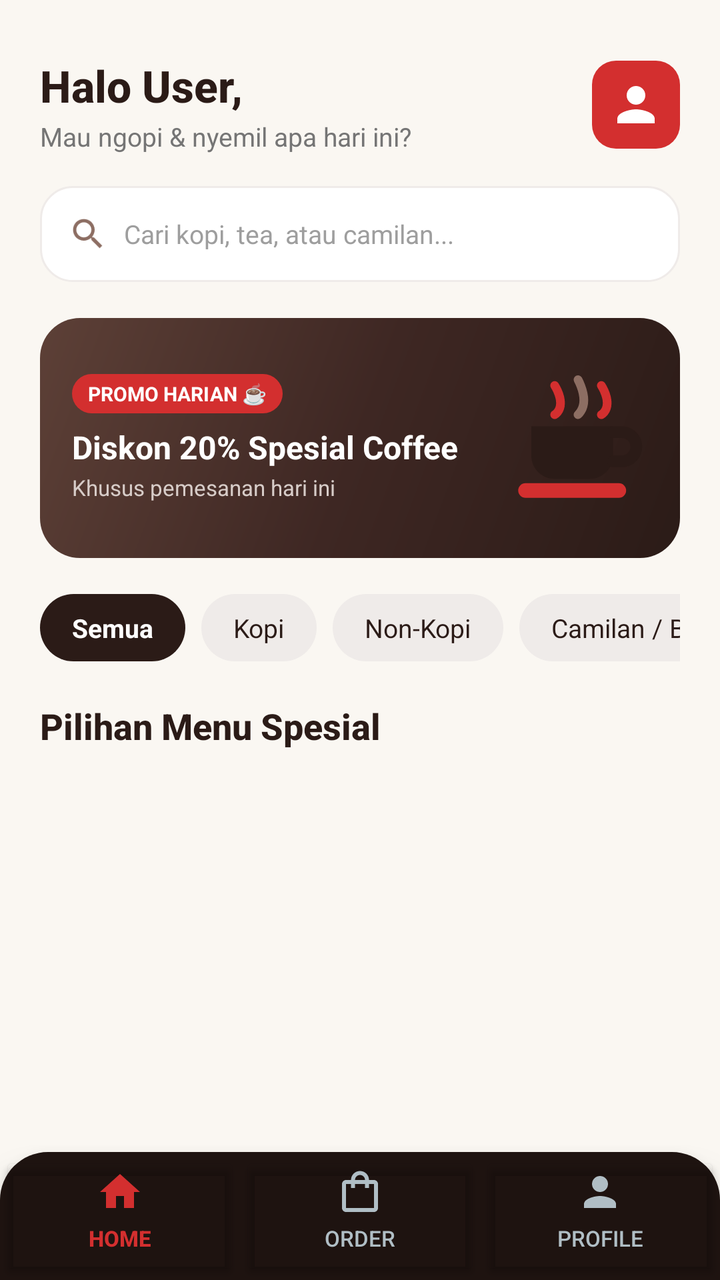
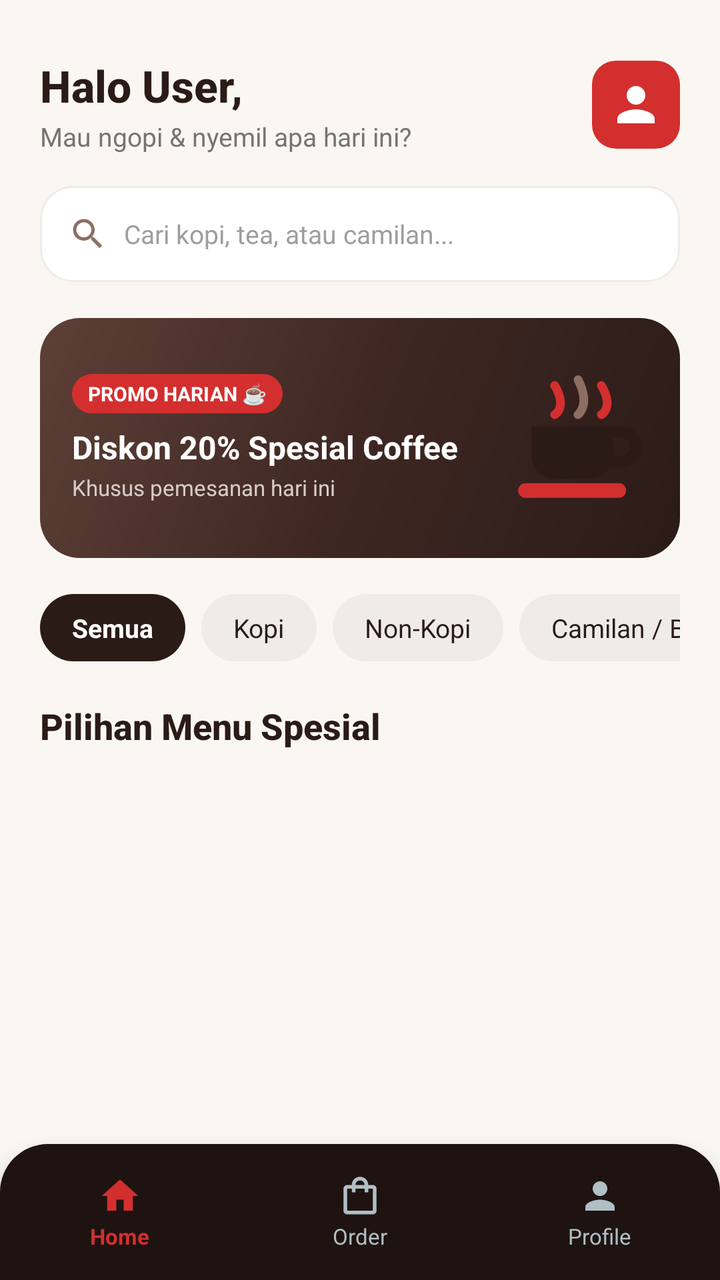

Two renders of the same Android screen: before a commit and after it. Below are the layout's source before the change and the commit's diff.
<!-- AndroidManifest.xml: application theme Theme.KopiDanNyemil -->
<!-- res/layout/activity_home.xml -->
<?xml version="1.0" encoding="utf-8"?>
<RelativeLayout xmlns:android="http://schemas.android.com/apk/res/android"
    xmlns:app="http://schemas.android.com/apk/res-auto"
    android:layout_width="match_parent"
    android:layout_height="match_parent"
    android:background="@color/cream_bg">

    
    <androidx.core.widget.NestedScrollView
        android:layout_width="match_parent"
        android:layout_height="match_parent"
        android:layout_above="@id/bottomNavLayout"
        android:fillViewport="true">

        <LinearLayout
            android:layout_width="match_parent"
            android:layout_height="wrap_content"
            android:orientation="vertical"
            android:padding="20dp"
            android:paddingBottom="80dp">

            
            <RelativeLayout
                android:layout_width="match_parent"
                android:layout_height="wrap_content"
                android:layout_marginTop="8dp">

                <LinearLayout
                    android:layout_width="wrap_content"
                    android:layout_height="wrap_content"
                    android:layout_alignParentStart="true"
                    android:orientation="vertical">

                    <TextView
                        android:id="@+id/tvGreeting"
                        android:layout_width="wrap_content"
                        android:layout_height="wrap_content"
                        android:fontFamily="sans-serif-medium"
                        android:text="Halo User,"
                        android:textColor="@color/dark_espresso"
                        android:textSize="22sp"
                        android:textStyle="bold" />

                    <TextView
                        android:layout_width="wrap_content"
                        android:layout_height="wrap_content"
                        android:layout_marginTop="2dp"
                        android:text="Mau ngopi &amp; nyemil apa hari ini?"
                        android:textColor="@color/text_secondary"
                        android:textSize="13sp" />
                </LinearLayout>

                
                <ImageView
                    android:id="@+id/imgHeaderProfile"
                    android:layout_width="44dp"
                    android:layout_height="44dp"
                    android:layout_alignParentEnd="true"
                    android:layout_centerVertical="true"
                    android:background="@drawable/bg_badge_red"
                    android:clickable="true"
                    android:focusable="true"
                    android:padding="8dp"
                    android:src="@drawable/ic_profile"
                    app:tint="@color/white" />
            </RelativeLayout>

            
            <LinearLayout
                android:layout_width="match_parent"
                android:layout_height="48dp"
                android:layout_marginTop="16dp"
                android:background="@drawable/bg_search_box"
                android:gravity="center_vertical"
                android:orientation="horizontal"
                android:paddingHorizontal="14dp">

                <ImageView
                    android:layout_width="20dp"
                    android:layout_height="20dp"
                    android:src="@drawable/ic_search"
                    app:tint="@color/warm_brown" />

                <EditText
                    android:id="@+id/etSearch"
                    android:layout_width="match_parent"
                    android:layout_height="match_parent"
                    android:layout_marginStart="8dp"
                    android:background="@null"
                    android:hint="Cari kopi, tea, atau camilan..."
                    android:imeOptions="actionSearch"
                    android:inputType="text"
                    android:textColor="@color/text_primary"
                    android:textColorHint="#9E9E9E"
                    android:textSize="13sp" />
            </LinearLayout>

            
            <RelativeLayout
                android:layout_width="match_parent"
                android:layout_height="120dp"
                android:layout_marginTop="18dp"
                android:background="@drawable/bg_banner"
                android:padding="16dp">

                <LinearLayout
                    android:layout_width="wrap_content"
                    android:layout_height="wrap_content"
                    android:layout_alignParentStart="true"
                    android:layout_centerVertical="true"
                    android:layout_toStartOf="@id/imgBannerLogo"
                    android:orientation="vertical">

                    <TextView
                        android:layout_width="wrap_content"
                        android:layout_height="wrap_content"
                        android:background="@drawable/bg_badge_red"
                        android:paddingHorizontal="8dp"
                        android:paddingVertical="3dp"
                        android:text="PROMO HARIAN ☕"
                        android:textColor="@color/white"
                        android:textSize="10sp"
                        android:textStyle="bold" />

                    <TextView
                        android:layout_width="wrap_content"
                        android:layout_height="wrap_content"
                        android:layout_marginTop="6dp"
                        android:text="Diskon 20% Spesial Coffee"
                        android:textColor="@color/white"
                        android:textSize="16sp"
                        android:textStyle="bold" />

                    <TextView
                        android:layout_width="wrap_content"
                        android:layout_height="wrap_content"
                        android:layout_marginTop="2dp"
                        android:text="Khusus pemesanan hari ini"
                        android:textColor="@color/light_caramel"
                        android:textSize="11sp" />
                </LinearLayout>

                <ImageView
                    android:id="@+id/imgBannerLogo"
                    android:layout_width="70dp"
                    android:layout_height="70dp"
                    android:layout_alignParentEnd="true"
                    android:layout_centerVertical="true"
                    android:src="@drawable/ic_coffee_logo" />
            </RelativeLayout>

            
            <HorizontalScrollView
                android:layout_width="match_parent"
                android:layout_height="wrap_content"
                android:layout_marginTop="18dp"
                android:scrollbars="none">

                <LinearLayout
                    android:layout_width="wrap_content"
                    android:layout_height="wrap_content"
                    android:orientation="horizontal">

                    <TextView
                        android:id="@+id/chipCategorySemua"
                        android:layout_width="wrap_content"
                        android:layout_height="wrap_content"
                        android:layout_marginEnd="8dp"
                        android:background="@drawable/bg_chip_selected"
                        android:clickable="true"
                        android:focusable="true"
                        android:paddingHorizontal="16dp"
                        android:paddingVertical="8dp"
                        android:text="Semua"
                        android:textColor="@color/white"
                        android:textSize="13sp"
                        android:textStyle="bold" />

                    <TextView
                        android:id="@+id/chipCategoryKopi"
                        android:layout_width="wrap_content"
                        android:layout_height="wrap_content"
                        android:layout_marginEnd="8dp"
                        android:background="@drawable/bg_chip_unselected"
                        android:clickable="true"
                        android:focusable="true"
                        android:paddingHorizontal="16dp"
                        android:paddingVertical="8dp"
                        android:text="Kopi"
                        android:textColor="@color/dark_espresso"
                        android:textSize="13sp" />

                    <TextView
                        android:id="@+id/chipCategoryNonKopi"
                        android:layout_width="wrap_content"
                        android:layout_height="wrap_content"
                        android:layout_marginEnd="8dp"
                        android:background="@drawable/bg_chip_unselected"
                        android:clickable="true"
                        android:focusable="true"
                        android:paddingHorizontal="16dp"
                        android:paddingVertical="8dp"
                        android:text="Non-Kopi"
                        android:textColor="@color/dark_espresso"
                        android:textSize="13sp" />

                    <TextView
                        android:id="@+id/chipCategoryCamilan"
                        android:layout_width="wrap_content"
                        android:layout_height="wrap_content"
                        android:background="@drawable/bg_chip_unselected"
                        android:clickable="true"
                        android:focusable="true"
                        android:paddingHorizontal="16dp"
                        android:paddingVertical="8dp"
                        android:text="Camilan / Bakery"
                        android:textColor="@color/dark_espresso"
                        android:textSize="13sp" />
                </LinearLayout>
            </HorizontalScrollView>

            
            <TextView
                android:id="@+id/tvCategoryTitle"
                android:layout_width="wrap_content"
                android:layout_height="wrap_content"
                android:layout_marginTop="20dp"
                android:layout_marginBottom="10dp"
                android:fontFamily="sans-serif-medium"
                android:text="Pilihan Menu Spesial"
                android:textColor="@color/dark_espresso"
                android:textSize="18sp"
                android:textStyle="bold" />

            
            <androidx.recyclerview.widget.RecyclerView
                android:id="@+id/rvMenu"
                android:layout_width="match_parent"
                android:layout_height="wrap_content"
                android:nestedScrollingEnabled="false" />

        </LinearLayout>
    </androidx.core.widget.NestedScrollView>

    
    <RelativeLayout
        android:id="@+id/layoutFloatingCart"
        android:layout_width="match_parent"
        android:layout_height="62dp"
        android:layout_above="@id/bottomNavLayout"
        android:layout_marginHorizontal="16dp"
        android:layout_marginBottom="12dp"
        android:background="@drawable/bg_floating_cart"
        android:clickable="true"
        android:elevation="10dp"
        android:focusable="true"
        android:paddingHorizontal="16dp"
        android:visibility="gone">

        
        <RelativeLayout
            android:id="@+id/layoutBadgeContainer"
            android:layout_width="wrap_content"
            android:layout_height="wrap_content"
            android:layout_alignParentStart="true"
            android:layout_centerVertical="true">

            <ImageView
                android:layout_width="26dp"
                android:layout_height="26dp"
                android:src="@drawable/ic_order"
                app:tint="@color/white" />

            <TextView
                android:id="@+id/tvFloatingCartBadge"
                android:layout_width="20dp"
                android:layout_height="20dp"
                android:layout_marginStart="14dp"
                android:background="@drawable/bg_badge_red"
                android:gravity="center"
                android:text="0"
                android:textColor="@color/white"
                android:textSize="11sp"
                android:textStyle="bold" />
        </RelativeLayout>

        
        <LinearLayout
            android:layout_width="wrap_content"
            android:layout_height="wrap_content"
            android:layout_centerVertical="true"
            android:layout_marginStart="16dp"
            android:layout_toEndOf="@id/layoutBadgeContainer"
            android:layout_toStartOf="@id/btnViewCart"
            android:orientation="vertical">

            <TextView
                android:id="@+id/tvFloatingCartItemCount"
                android:layout_width="wrap_content"
                android:layout_height="wrap_content"
                android:fontFamily="sans-serif-medium"
                android:text="0 Item"
                android:textColor="@color/white"
                android:textSize="14sp"
                android:textStyle="bold" />

            <TextView
                android:id="@+id/tvFloatingCartTotalPrice"
                android:layout_width="wrap_content"
                android:layout_height="wrap_content"
                android:text="Rp 0"
                android:textColor="@color/light_caramel"
                android:textSize="12sp" />
        </LinearLayout>

        
        <TextView
            android:id="@+id/btnViewCart"
            android:layout_width="wrap_content"
            android:layout_height="wrap_content"
            android:layout_alignParentEnd="true"
            android:layout_centerVertical="true"
            android:background="@drawable/bg_badge_red"
            android:paddingHorizontal="14dp"
            android:paddingVertical="8dp"
            android:text="Lihat Keranjang 🛒"
            android:textColor="@color/white"
            android:textSize="12sp"
            android:textStyle="bold" />
    </RelativeLayout>

    
    <LinearLayout
        android:id="@+id/bottomNavLayout"
        android:layout_width="match_parent"
        android:layout_height="64dp"
        android:layout_alignParentBottom="true"
        android:background="@drawable/bg_bottom_nav"
        android:elevation="12dp"
        android:orientation="horizontal"
        android:weightSum="3">

        <Button
            android:id="@+id/btnNavHome"
            android:layout_width="0dp"
            android:layout_height="match_parent"
            android:layout_weight="1"
            android:backgroundTint="#00000000"
            android:drawableTop="@drawable/ic_home"
            android:drawableTint="@color/accent_red"
            android:paddingTop="8dp"
            android:text="Home"
            android:textColor="@color/accent_red"
            android:textSize="11sp"
            android:textStyle="bold" />

        <Button
            android:id="@+id/btnNavOrder"
            android:layout_width="0dp"
            android:layout_height="match_parent"
            android:layout_weight="1"
            android:backgroundTint="#00000000"
            android:drawableTop="@drawable/ic_order"
            android:drawableTint="#B0BEC5"
            android:paddingTop="8dp"
            android:text="Order"
            android:textColor="#B0BEC5"
            android:textSize="11sp" />

        <Button
            android:id="@+id/btnNavProfile"
            android:layout_width="0dp"
            android:layout_height="match_parent"
            android:layout_weight="1"
            android:backgroundTint="#00000000"
            android:drawableTop="@drawable/ic_profile"
            android:drawableTint="#B0BEC5"
            android:paddingTop="8dp"
            android:text="Profile"
            android:textColor="#B0BEC5"
            android:textSize="11sp" />
    </LinearLayout>

</RelativeLayout>
<!-- resources referenced by this layout -->
<resources>
  <color name="accent_red">#D32F2F</color>
  <color name="cream_bg">#FAF7F2</color>
  <color name="dark_espresso">#2B1B17</color>
  <color name="light_caramel">#D7CCC8</color>
  <color name="text_primary">#212121</color>
  <color name="text_secondary">#757575</color>
  <color name="warm_brown">#8D6E63</color>
  <color name="white">#FFFFFF</color>
  <!-- drawable bg_badge_red (drawable) -->
  <?xml version="1.0" encoding="utf-8"?>
  <shape xmlns:android="http://schemas.android.com/apk/res/android"
      android:shape="rectangle">
      <solid android:color="@color/accent_red" />
      <corners android:radius="12dp" />
  </shape>
  <!-- drawable bg_banner (drawable) -->
  <?xml version="1.0" encoding="utf-8"?>
  <shape xmlns:android="http://schemas.android.com/apk/res/android"
      android:shape="rectangle">
      <gradient
          android:angle="135"
          android:startColor="#2B1B17"
          android:centerColor="#3E2723"
          android:endColor="#5D4037"
          android:type="linear" />
      <corners android:radius="20dp" />
  </shape>
  <!-- drawable bg_bottom_nav (drawable) -->
  <?xml version="1.0" encoding="utf-8"?>
  <shape xmlns:android="http://schemas.android.com/apk/res/android"
      android:shape="rectangle">
      <solid android:color="@color/nav_bg" />
      <corners
          android:topLeftRadius="24dp"
          android:topRightRadius="24dp"
          android:bottomLeftRadius="0dp"
          android:bottomRightRadius="0dp" />
  </shape>
  <!-- drawable bg_chip_selected (drawable) -->
  <?xml version="1.0" encoding="utf-8"?>
  <shape xmlns:android="http://schemas.android.com/apk/res/android"
      android:shape="rectangle">
      <solid android:color="@color/dark_espresso" />
      <corners android:radius="20dp" />
  </shape>
  <!-- drawable bg_chip_unselected (drawable) -->
  <?xml version="1.0" encoding="utf-8"?>
  <shape xmlns:android="http://schemas.android.com/apk/res/android"
      android:shape="rectangle">
      <solid android:color="@color/chip_bg_unselected" />
      <corners android:radius="20dp" />
  </shape>
  <!-- drawable bg_floating_cart (drawable) -->
  <?xml version="1.0" encoding="utf-8"?>
  <ripple xmlns:android="http://schemas.android.com/apk/res/android"
      android:color="#33FFFFFF">
      <item>
          <shape android:shape="rectangle">
              <solid android:color="@color/dark_espresso" />
              <stroke android:width="1.5dp" android:color="@color/accent_red" />
              <corners android:radius="20dp" />
          </shape>
      </item>
  </ripple>
  <!-- drawable bg_search_box (drawable) -->
  <?xml version="1.0" encoding="utf-8"?>
  <shape xmlns:android="http://schemas.android.com/apk/res/android"
      android:shape="rectangle">
      <solid android:color="@color/surface_white" />
      <stroke android:width="1dp" android:color="#EFEBE9" />
      <corners android:radius="16dp" />
  </shape>
  <!-- drawable ic_home (drawable) -->
  <?xml version="1.0" encoding="utf-8"?>
  <vector xmlns:android="http://schemas.android.com/apk/res/android"
      android:width="24dp"
      android:height="24dp"
      android:viewportWidth="24"
      android:viewportHeight="24">
      <path
          android:fillColor="#FFFFFFFF"
          android:pathData="M10,20V14H14V20H19V12H22L12,3L2,12H5V20H10Z" />
  </vector>
  <!-- drawable ic_profile (drawable) -->
  <?xml version="1.0" encoding="utf-8"?>
  <vector xmlns:android="http://schemas.android.com/apk/res/android"
      android:width="24dp"
      android:height="24dp"
      android:viewportWidth="24"
      android:viewportHeight="24">
      <path
          android:fillColor="#FFFFFFFF"
          android:pathData="M12,12C14.21,12 16,10.21 16,8C16,5.79 14.21,4 12,4C9.79,4 8,5.79 8,8C8,10.21 9.79,12 12,12ZM12,14C9.33,14 4,15.34 4,18V20H20V18C20,15.34 14.67,14 12,14Z" />
  </vector>
  <style name="Theme.KopiDanNyemil" parent="Base.Theme.KopiDanNyemil" />
  <color name="nav_bg">#1E1310</color>
  <color name="chip_bg_unselected">#EFEBE9</color>
  <color name="surface_white">#FFFFFF</color>
  <color name="medium_brown">#5D4037</color>
  <!-- unchanged entries left out for length: 4 -->
</resources>

<!-- the commit's change to res/layout/activity_home.xml (unified diff, before → after) -->
@@ -333,52 +333,95 @@
     <LinearLayout
         android:id="@+id/bottomNavLayout"
         android:layout_width="match_parent"
-        android:layout_height="64dp"
+        android:layout_height="68dp"
         android:layout_alignParentBottom="true"
         android:background="@drawable/bg_bottom_nav"
         android:elevation="12dp"
         android:orientation="horizontal"
         android:weightSum="3">
 
-        <Button
+        
+        <LinearLayout
             android:id="@+id/btnNavHome"
             android:layout_width="0dp"
             android:layout_height="match_parent"
             android:layout_weight="1"
-            android:backgroundTint="#00000000"
-            android:drawableTop="@drawable/ic_home"
-            android:drawableTint="@color/accent_red"
-            android:paddingTop="8dp"
-            android:text="Home"
-            android:textColor="@color/accent_red"
-            android:textSize="11sp"
-            android:textStyle="bold" />
-
-        <Button
+            android:clickable="true"
+            android:focusable="true"
+            android:gravity="center"
+            android:orientation="vertical">
+
+            <ImageView
+                android:layout_width="22dp"
+                android:layout_height="22dp"
+                android:src="@drawable/ic_home"
+                app:tint="@color/accent_red" />
+
+            <TextView
+                android:layout_width="wrap_content"
+                android:layout_height="wrap_content"
+                android:layout_marginTop="3dp"
+                android:includeFontPadding="false"
+                android:text="Home"
+                android:textColor="@color/accent_red"
+                android:textSize="11sp"
+                android:textStyle="bold" />
+        </LinearLayout>
+
+        
+        <LinearLayout
             android:id="@+id/btnNavOrder"
             android:layout_width="0dp"
             android:layout_height="match_parent"
             android:layout_weight="1"
-            android:backgroundTint="#00000000"
-            android:drawableTop="@drawable/ic_order"
-            android:drawableTint="#B0BEC5"
-            android:paddingTop="8dp"
-            android:text="Order"
-            android:textColor="#B0BEC5"
-            android:textSize="11sp" />
-
-        <Button
+            android:clickable="true"
+            android:focusable="true"
+            android:gravity="center"
+            android:orientation="vertical">
+
+            <ImageView
+                android:layout_width="22dp"
+                android:layout_height="22dp"
+                android:src="@drawable/ic_order"
+                app:tint="#B0BEC5" />
+
+            <TextView
+                android:layout_width="wrap_content"
+                android:layout_height="wrap_content"
+                android:layout_marginTop="3dp"
+                android:includeFontPadding="false"
+                android:text="Order"
+                android:textColor="#B0BEC5"
+                android:textSize="11sp" />
+        </LinearLayout>
+
+        
+        <LinearLayout
             android:id="@+id/btnNavProfile"
             android:layout_width="0dp"
             android:layout_height="match_parent"
             android:layout_weight="1"
-            android:backgroundTint="#00000000"
-            android:drawableTop="@drawable/ic_profile"
-            android:drawableTint="#B0BEC5"
-            android:paddingTop="8dp"
-            android:text="Profile"
-            android:textColor="#B0BEC5"
-            android:textSize="11sp" />
+            android:clickable="true"
+            android:focusable="true"
+            android:gravity="center"
+            android:orientation="vertical">
+
+            <ImageView
+                android:layout_width="22dp"
+                android:layout_height="22dp"
+                android:src="@drawable/ic_profile"
+                app:tint="#B0BEC5" />
+
+            <TextView
+                android:layout_width="wrap_content"
+                android:layout_height="wrap_content"
+                android:layout_marginTop="3dp"
+                android:includeFontPadding="false"
+                android:text="Profile"
+                android:textColor="#B0BEC5"
+                android:textSize="11sp" />
+        </LinearLayout>
+
     </LinearLayout>
 
 </RelativeLayout>
